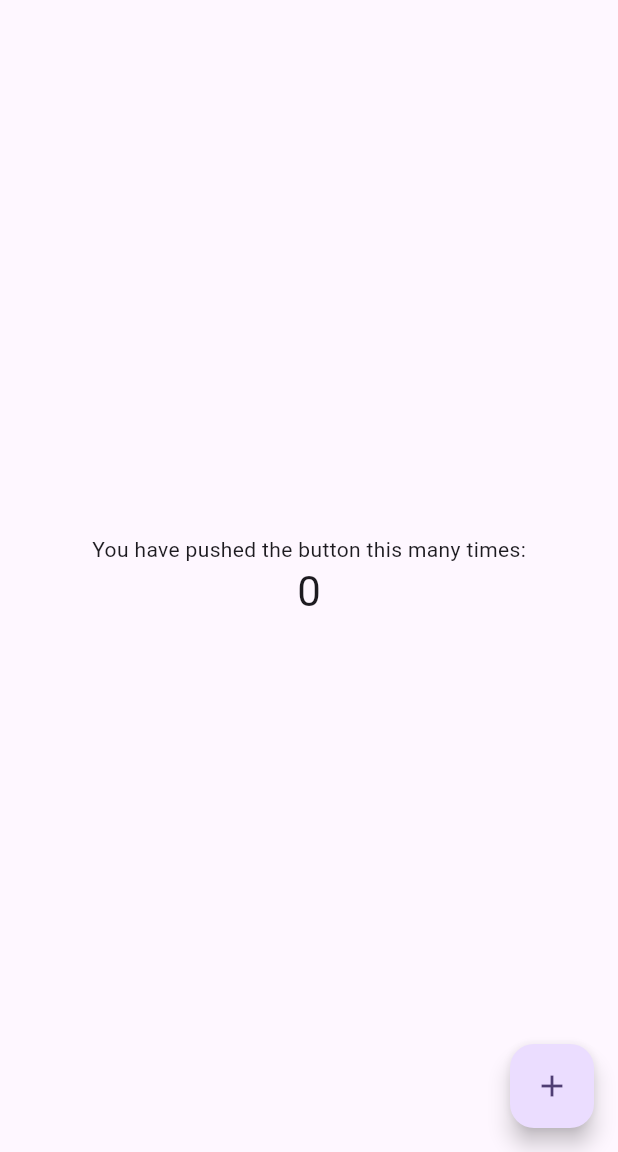
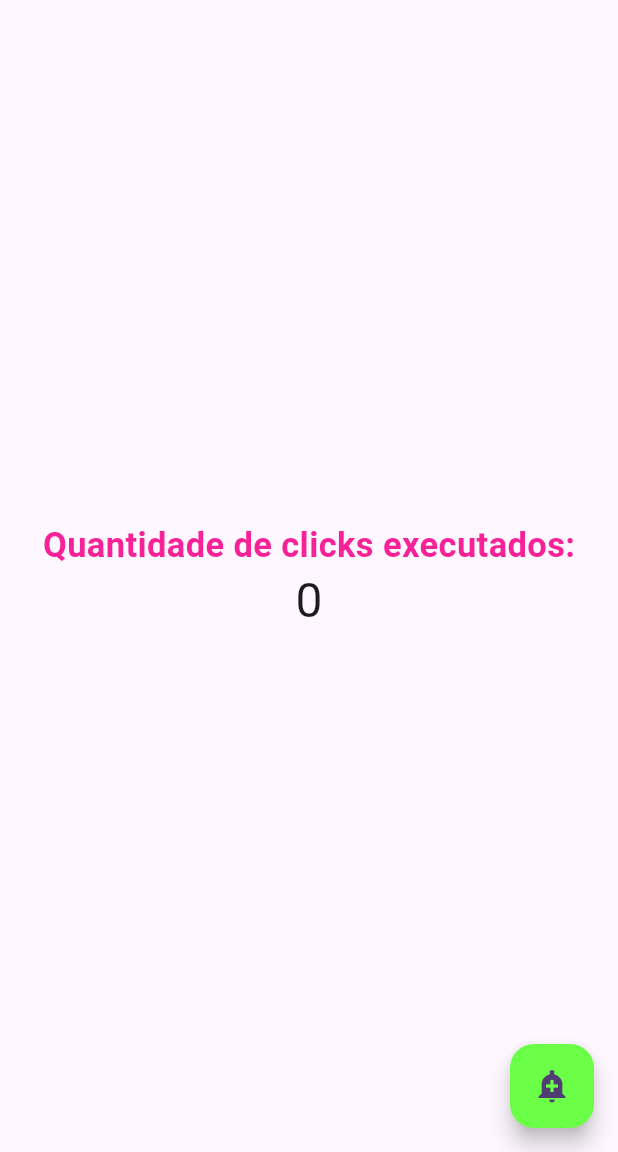
Before and after one commit to JailsonTech/meuAppFlutter, a Flutter app: the screen it shows after launch, on a phone screen of 412 x 824 dp, the part 84-1236 px from its top. Run offline on Flutter 3.47's test engine with Material 2 defaults, Android fonts, the phone set to English and light mode, and no system bars.

Commit message:
Alterações de Jailson Rodrigues

```diff
--- a/lib/main.dart
+++ b/lib/main.dart
@@ -106,11 +106,16 @@ class _MyHomePageState extends State<MyHomePage> {
           mainAxisAlignment: MainAxisAlignment.center,
           children: <Widget>[
             const Text(
-              'You have pushed the button this many times:',
+              'Quantidade de clicks executados:',
+              style: TextStyle(
+                color: Color.fromARGB(255, 247, 34, 151),
+                fontSize: 23,
+                fontWeight: FontWeight.bold,
+              ),
             ),
             Text(
               '$_counter',
-              style: Theme.of(context).textTheme.headlineMedium,
+              style: Theme.of(context).textTheme.headlineLarge,
             ),
           ],
         ),
@@ -118,7 +123,8 @@ class _MyHomePageState extends State<MyHomePage> {
       floatingActionButton: FloatingActionButton(
         onPressed: _incrementCounter,
         tooltip: 'Increment',
-        child: const Icon(Icons.add),
+        backgroundColor: Color.fromARGB(255, 108, 255, 71),
+        child: const Icon(Icons.add_alert_sharp),
       ), // This trailing comma makes auto-formatting nicer for build methods.
     );
   }
```
